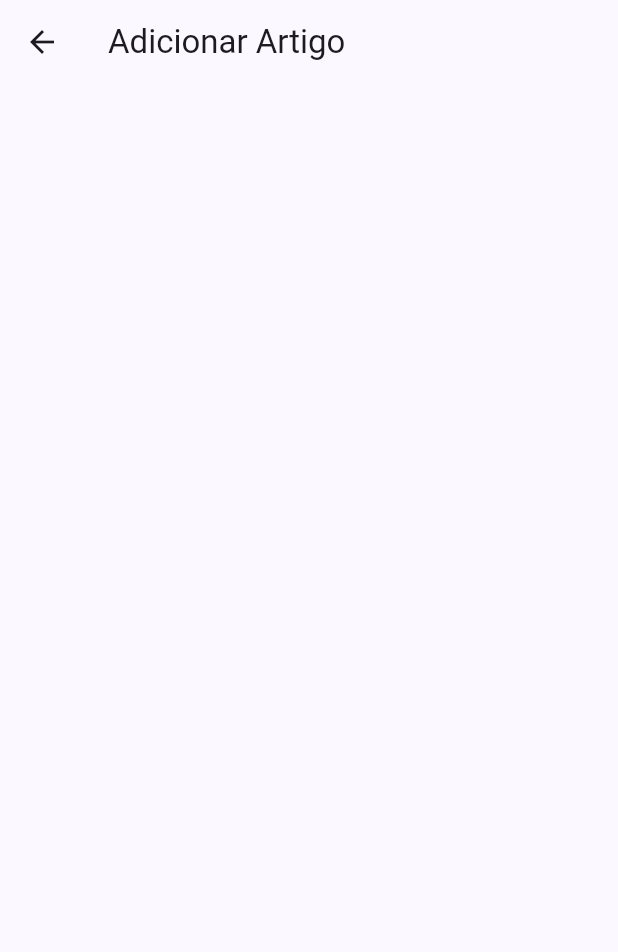
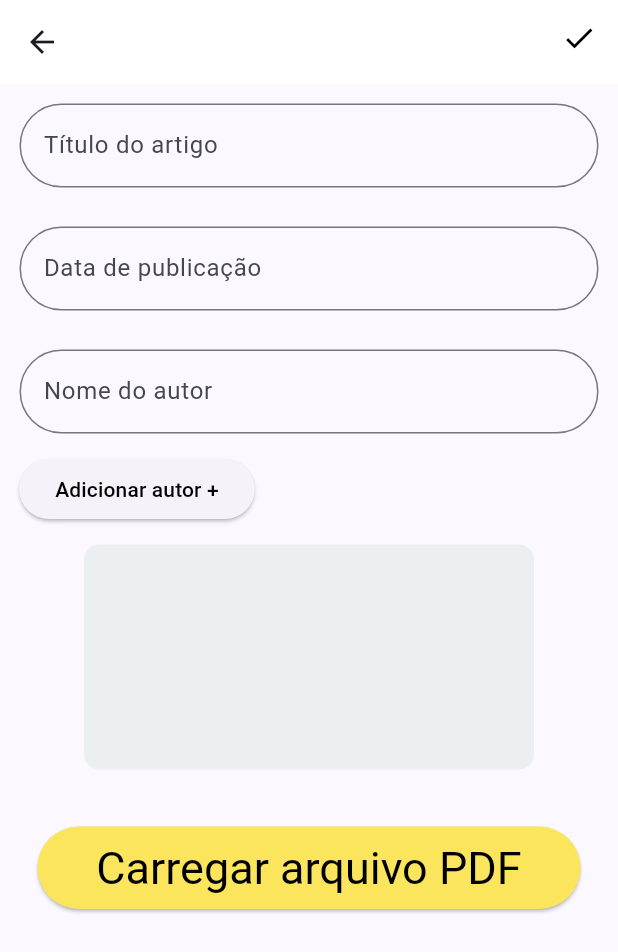
Before and after one commit to rafasandev/Uni_papers, a Flutter app: the ArticleCreationPage screen opened by its route, on a phone screen of 412 x 824 dp. Shown: the top 952 px of the screen. Run offline on Flutter 3.47's test engine with Material 3 defaults, Android fonts, the phone set to English and light mode, and no system bars; our stand-ins replace file_picker, open_file.

Commit message:
criação página de upload de artigo

```diff
--- a/lib/pages/article_creation_page.dart
+++ b/lib/pages/article_creation_page.dart
@@ -1,4 +1,5 @@
 import 'package:flutter/material.dart';
+import 'package:unipapers_project/utils/colors.dart';
 
 class ArticleCreationPage extends StatefulWidget {
   const ArticleCreationPage({super.key});
@@ -12,7 +13,97 @@
   Widget build(BuildContext context) {
     return Scaffold(
       appBar: AppBar(
-        title: Text("Adicionar Artigo"),
+        centerTitle: true,
+        backgroundColor: Colors.white,
+        actions: [
+          Row(
+            children: [
+              Container(
+                margin: const EdgeInsets.fromLTRB(127, 2, 14, 7),
+                child: const Icon(
+                  Icons.done,
+                  color: Colors.black,
+                ),
+              ),
+            ],
+          ),
+        ],
+      ),
+      body: Column(
+        children: [
+          Center(
+            child: Padding(
+              padding: const EdgeInsets.all(13.0),
+              child: TextField(
+                decoration: InputDecoration(
+                    labelText: "Título do artigo",
+                    border: OutlineInputBorder(
+                        borderRadius: BorderRadius.circular(
+                      30,
+                    ))),
+              ),
+            ),
+          ),
+          Padding(
+            padding: const EdgeInsets.all(13.0),
+            child: TextField(
+              decoration: InputDecoration(
+                labelText: "Data de publicação",
+                border: OutlineInputBorder(
+                  borderRadius: BorderRadius.circular(30),
+                ),
+              ),
+            ),
+          ),
+          Padding(
+            padding: const EdgeInsets.all(13.0),
+            child: TextField(
+              decoration: InputDecoration(
+                labelText: "Nome do autor",
+                border: OutlineInputBorder(
+                    borderRadius: BorderRadius.circular(
+                  30,
+                )),
+              ),
+            ),
+          ),
+          Container(
+            alignment: Alignment(-0.9, 1.2),
+            child: ElevatedButton(
+              onPressed: () {},
+              child: const Text(
+                "Adicionar autor +",
+                style: TextStyle(color: Colors.black),
+              ),
+            ),
+          ),
+          Padding(
+            padding: const EdgeInsets.all(13.0),
+            child: Container(
+              decoration: BoxDecoration(
+                  color: Colors.blueGrey[50],
+                  borderRadius: BorderRadius.circular(10)),
+              constraints:
+                  BoxConstraints.tightForFinite(width: 300, height: 150),
+              child: const Text(""),
+            ),
+          ),
+          Padding(
+            padding: const EdgeInsets.all(25.0),
+            child: Container(
+                constraints:
+                    BoxConstraints.tightForFinite(width: 470, height: 55),
+                child: ElevatedButton(
+                  onPressed: () {},
+                  style: TextButton.styleFrom(
+                    textStyle: TextStyle(fontSize: 30),
+                    backgroundColor: yellow,
+                    foregroundColor: Colors.black,
+                  ),
+                  child: const Text("Carregar arquivo PDF"),
+                )),
+          ),
+        ],
       ),
     );
   }
```
